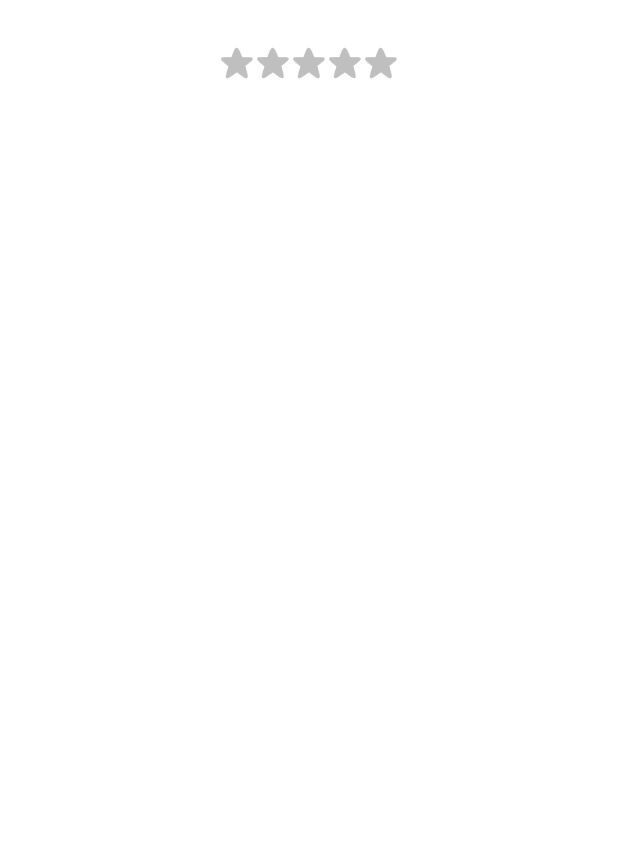
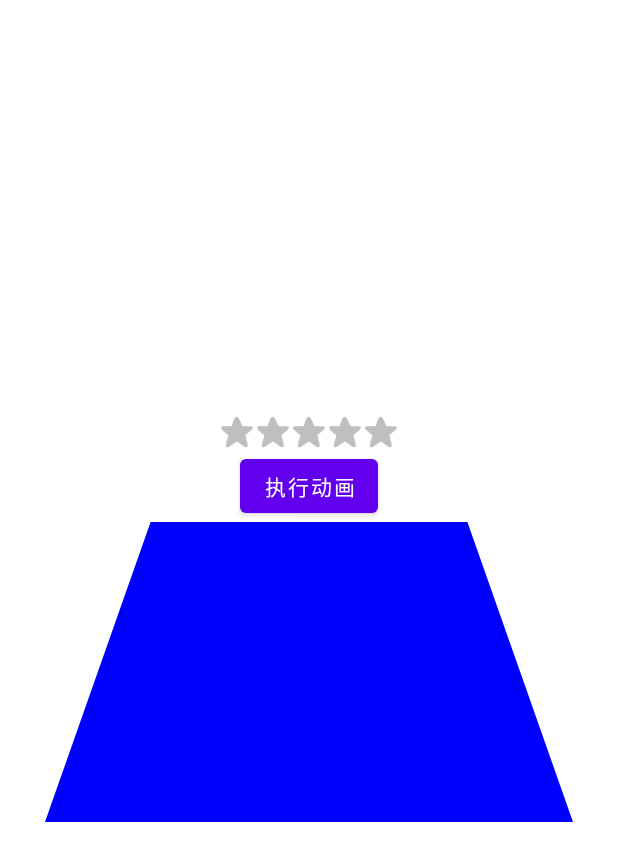
Before and after one commit to wuxaye/DiyView, an Android app: the layout activity_rating_bar.xml on its own in the app's theme, with its tools: preview values and no code run, on a phone screen of 412 x 824 dp. Shown: the top 861 px of the screen. Run offline under Robolectric (Android 15) with nearby library versions, the phone set to English and light mode, and no system bars.

Commit message:
增加梯形View

```diff
--- a/app/src/main/java/com/xaye/diyview/ui/TrackViewActivity.kt
+++ b/app/src/main/java/com/xaye/diyview/ui/TrackViewActivity.kt
@@ -25,7 +25,7 @@ class TrackViewActivity : BaseActivity<BaseViewModel, ActivityTrackViewBinding>(
         val runnable: Runnable = object : Runnable {
             override fun run() {
                 mBind.trackView.updateUserDistance()
-                handler.postDelayed(this, 16) // 每 16 毫秒更新 (约 60 FPS)
+                handler.postDelayed(this, 33) // 每 16 毫秒更新 (约 60 FPS)
             }
         }
         handler.post(runnable)
--- /dev/null
+++ b/app/src/main/java/com/xaye/diyview/view/trapezoid/TrapezoidView.kt
@@ -0,0 +1,50 @@
+package com.xaye.diyview.view.trapezoid
+
+import android.content.Context
+import android.graphics.Canvas
+import android.graphics.Color
+import android.graphics.Paint
+import android.graphics.Path
+import android.util.AttributeSet
+import android.view.View
+
+//梯形
+class TrapezoidView @JvmOverloads constructor(
+    context: Context,
+    attrs: AttributeSet? = null,
+    defStyleAttr: Int = 0
+) : View(context, attrs, defStyleAttr) {
+
+    private val paint = Paint().apply {
+        isAntiAlias = true
+        style = Paint.Style.FILL
+        color = Color.BLUE
+    }
+
+    override fun onDraw(canvas: Canvas) {
+        super.onDraw(canvas)
+        drawTrapezoid(canvas)
+    }
+
+    private fun drawTrapezoid(canvas: Canvas) {
+        val width = width
+        val height = height
+
+        // 定义梯形的顶点
+        val topWidth = width * 0.6f // 顶部边宽度
+        val bottomWidth = width.toFloat() // 底部边宽度
+        val topStartX = (width - topWidth) / 2
+        val topEndX = topStartX + topWidth
+
+        val path = Path().apply {
+            moveTo(topStartX, 0f) // 顶部左点
+            lineTo(topEndX, 0f)   // 顶部右点
+            lineTo(width.toFloat(), height.toFloat()) // 底部右点
+            lineTo(0f, height.toFloat()) // 底部左点
+            close()
+        }
+
+        canvas.drawPath(path, paint)
+    }
+
+}
--- a/app/src/main/res/layout/activity_rating_bar.xml
+++ b/app/src/main/res/layout/activity_rating_bar.xml
@@ -7,14 +7,27 @@
     android:layout_height="match_parent"
     android:orientation="vertical"
     android:padding="30dp"
-    android:gravity="center_horizontal"
+    android:gravity="center"
     tools:context=".ui.RatingBarActivity">
 
     <com.xaye.diyview.view.rating.RatingBar
+        android:id="@+id/rating_view"
         android:layout_width="wrap_content"
         android:layout_height="wrap_content"
         app:gradeNumber="5"
         app:starFocus="@drawable/star_selected"
-        app:starNormal="@drawable/star_normal" />
+        app:starNormal="@drawable/star_normal"/>
+
+
+    <Button
+        android:id="@+id/btn_click"
+        android:layout_width="wrap_content"
+        android:layout_height="wrap_content"
+        android:text="执行动画"/>
+
+    <com.xaye.diyview.view.trapezoid.TrapezoidView
+        android:layout_width="match_parent"
+        android:layout_height="200dp" />
+
 
 </LinearLayout>
```
Also changed, not shown: app/src/main/java/com/xaye/diyview/Interpolator/CustomInterpolator.java (added, +11 -0 lines), app/src/main/java/com/xaye/diyview/Interpolator/SpringInterpolator.java (added, +11 -0 lines), app/src/main/java/com/xaye/diyview/ui/RatingBarActivity.kt (+14 -0 lines), app/src/main/java/com/xaye/diyview/view/track/TrackView.java (+23 -2 lines).
